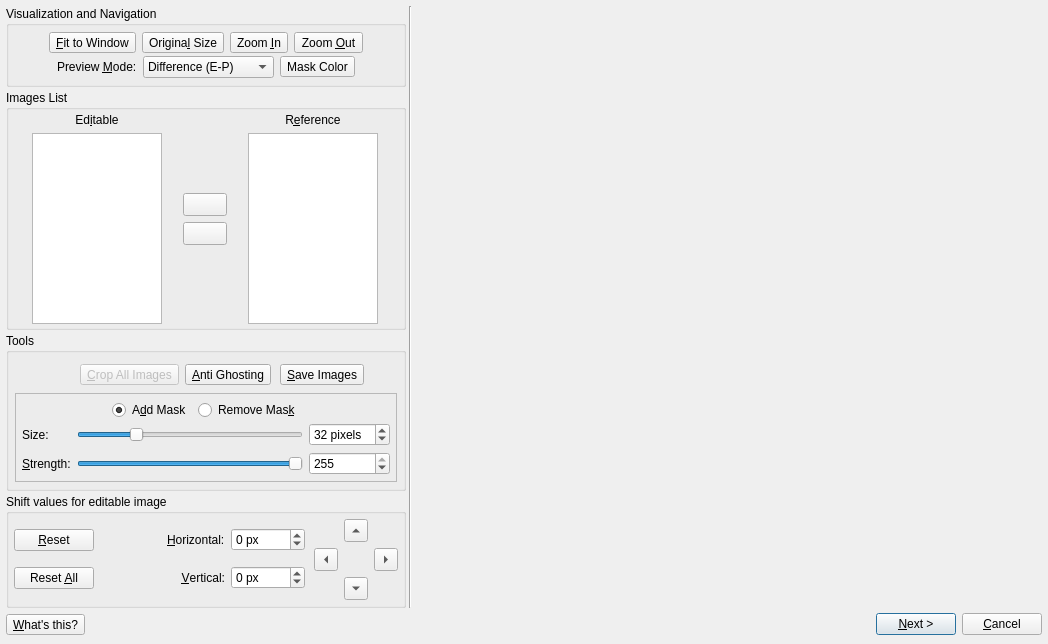
This is src/HdrWizard/EditingTools.ui in LuminanceHDR/LuminanceHDR as Qt 5 draws it before an edit. The edited form follows.
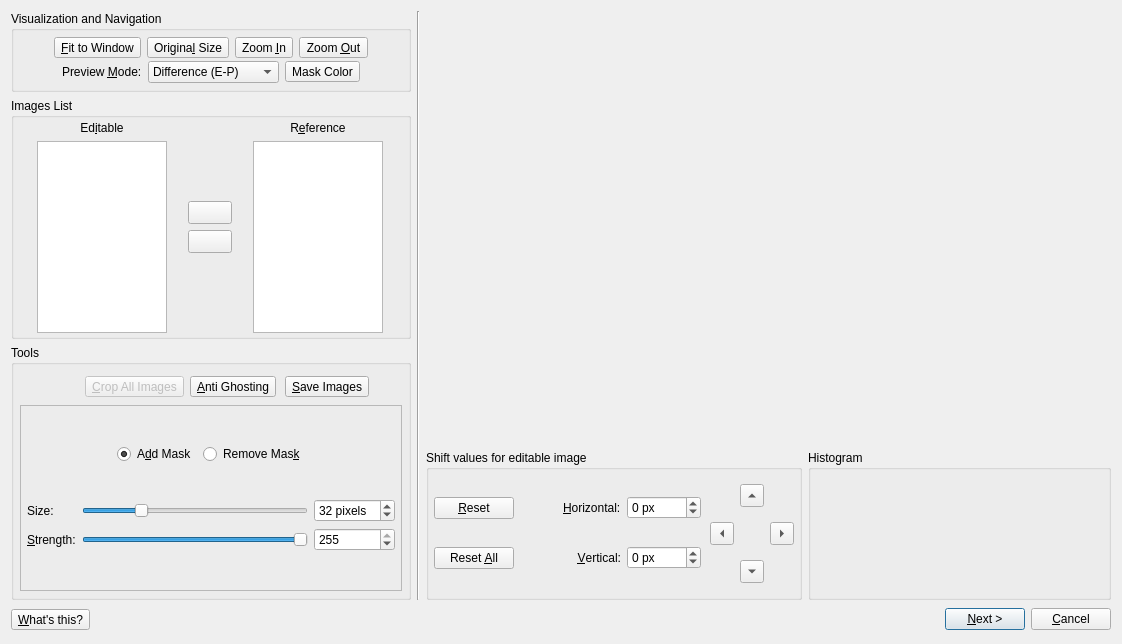
This is the edited form. Icons and pictures are not drawn.

Diff of the .ui file:
```diff
--- a/src/HdrWizard/EditingTools.ui
+++ b/src/HdrWizard/EditingTools.ui
@@ -9,7 +9,7 @@
    <rect>
     <x>0</x>
     <y>0</y>
-    <width>1048</width>
+    <width>1122</width>
     <height>644</height>
    </rect>
   </property>
@@ -29,19 +29,16 @@
   <property name="modal">
    <bool>true</bool>
   </property>
-  <layout class="QGridLayout">
-   <property name="margin">
-    <number>6</number>
-   </property>
-   <property name="spacing">
-    <number>3</number>
-   </property>
+  <layout class="QGridLayout" name="gridLayout_3">
    <item row="0" column="0">
-    <layout class="QGridLayout" name="gridLayout">
-     <property name="margin">
-      <number>0</number>
-     </property>
-     <item row="0" column="0">
+    <layout class="QHBoxLayout" name="horizontalLayout_3">
+     <item>
+      <layout class="QHBoxLayout" name="horizontalLayout">
+       <item>
+        <layout class="QVBoxLayout" name="verticalLayout_3">
+         <item>
+          <layout class="QVBoxLayout" name="verticalLayout">
+           <item>
       <widget class="QGroupBox" name="visualizationGroupBox">
        <property name="sizePolicy">
         <sizepolicy hsizetype="Fixed" vsizetype="Preferred">
@@ -272,7 +269,7 @@
        </layout>
       </widget>
      </item>
-     <item row="1" column="0">
+           <item>
       <widget class="QGroupBox" name="listsGroupBox">
        <property name="sizePolicy">
         <sizepolicy hsizetype="Fixed" vsizetype="Maximum">
@@ -472,7 +469,9 @@
        </layout>
       </widget>
      </item>
-     <item row="2" column="0">
+          </layout>
+         </item>
+         <item>
       <widget class="QGroupBox" name="toolsGroupBox">
        <property name="maximumSize">
         <size>
@@ -783,7 +782,61 @@
        </layout>
       </widget>
      </item>
-     <item row="3" column="0">
+        </layout>
+       </item>
+       <item>
+        <widget class="Line" name="line">
+         <property name="orientation">
+          <enum>Qt::Vertical</enum>
+         </property>
+        </widget>
+       </item>
+      </layout>
+     </item>
+     <item>
+      <layout class="QVBoxLayout" name="verticalLayout_2">
+       <property name="spacing">
+        <number>-1</number>
+       </property>
+       <property name="sizeConstraint">
+        <enum>QLayout::SetDefaultConstraint</enum>
+       </property>
+       <item>
+        <widget class="QFrame" name="previewImageFrame">
+         <property name="sizePolicy">
+          <sizepolicy hsizetype="MinimumExpanding" vsizetype="Ignored">
+           <horstretch>0</horstretch>
+           <verstretch>0</verstretch>
+          </sizepolicy>
+         </property>
+         <property name="minimumSize">
+          <size>
+           <width>555</width>
+           <height>300</height>
+          </size>
+         </property>
+         <property name="focusPolicy">
+          <enum>Qt::StrongFocus</enum>
+         </property>
+         <property name="whatsThis">
+          <string>&lt;html&gt;&lt;head&gt;&lt;meta name=&quot;qrichtext&quot; content=&quot;1&quot; /&gt;&lt;style type=&quot;text/css&quot;&gt;
+p, li { white-space: pre-wrap; }
+&lt;/style&gt;&lt;/head&gt;&lt;body style=&quot; font-family:'Sans Serif'; font-size:9pt; font-weight:400; font-style:normal; text-decoration:none;&quot;&gt;
+&lt;p style=&quot; margin-top:0px; margin-bottom:0px; margin-left:0px; margin-right:0px; -qt-block-indent:0; text-indent:0px;&quot;&gt;This area shows the preview (using the preview mode on the left) between the editable and reference image.&lt;/p&gt;
+&lt;p style=&quot; margin-top:0px; margin-bottom:0px; margin-left:0px; margin-right:0px; -qt-block-indent:0; text-indent:0px;&quot;&gt;If the same image is selected in both the editable and reference list, this area will show the image itself.&lt;/p&gt;
+&lt;p style=&quot; margin-top:0px; margin-bottom:0px; margin-left:0px; margin-right:0px; -qt-block-indent:0; text-indent:0px;&quot;&gt;Clicking and holding the left mouse button you will be able to select a crop area.&lt;/p&gt;&lt;/body&gt;&lt;/html&gt;</string>
+         </property>
+         <property name="frameShape">
+          <enum>QFrame::NoFrame</enum>
+         </property>
+         <property name="frameShadow">
+          <enum>QFrame::Sunken</enum>
+         </property>
+        </widget>
+       </item>
+       <item>
+        <layout class="QHBoxLayout" name="horizontalLayout_2">
+         <item>
       <widget class="QGroupBox" name="correctionsGroupBox">
        <property name="sizePolicy">
         <sizepolicy hsizetype="Fixed" vsizetype="Preferred">
@@ -793,8 +846,8 @@
        </property>
        <property name="maximumSize">
         <size>
-         <width>400</width>
-         <height>16777215</height>
+             <width>450</width>
+             <height>150</height>
         </size>
        </property>
        <property name="toolTip">
@@ -995,16 +1048,31 @@
        </layout>
       </widget>
      </item>
-    </layout>
-   </item>
-   <item row="0" column="1">
-    <widget class="Line" name="line_2">
-     <property name="orientation">
-      <enum>Qt::Vertical</enum>
-     </property>
-    </widget>
-   </item>
-   <item row="1" column="0" colspan="3">
+         <item>
+          <widget class="QGroupBox" name="groupBoxHistogram">
+           <property name="maximumSize">
+            <size>
+             <width>16777215</width>
+             <height>150</height>
+            </size>
+           </property>
+           <property name="title">
+            <string>Histogram</string>
+           </property>
+           <layout class="QGridLayout" name="gridLayout_2">
+            <item row="0" column="0">
+             <layout class="QGridLayout" name="gridLayout"/>
+            </item>
+           </layout>
+          </widget>
+         </item>
+        </layout>
+       </item>
+      </layout>
+     </item>
+    </layout>
+   </item>
+   <item row="1" column="0">
     <layout class="QHBoxLayout">
      <property name="spacing">
       <number>6</number>
@@ -1067,39 +1135,6 @@
      </item>
     </layout>
    </item>
-   <item row="0" column="2">
-    <widget class="QFrame" name="previewImageFrame">
-     <property name="sizePolicy">
-      <sizepolicy hsizetype="MinimumExpanding" vsizetype="Ignored">
-       <horstretch>0</horstretch>
-       <verstretch>0</verstretch>
-      </sizepolicy>
-     </property>
-     <property name="minimumSize">
-      <size>
-       <width>555</width>
-       <height>300</height>
-      </size>
-     </property>
-     <property name="focusPolicy">
-      <enum>Qt::StrongFocus</enum>
-     </property>
-     <property name="whatsThis">
-      <string>&lt;html&gt;&lt;head&gt;&lt;meta name=&quot;qrichtext&quot; content=&quot;1&quot; /&gt;&lt;style type=&quot;text/css&quot;&gt;
-p, li { white-space: pre-wrap; }
-&lt;/style&gt;&lt;/head&gt;&lt;body style=&quot; font-family:'Sans Serif'; font-size:9pt; font-weight:400; font-style:normal; text-decoration:none;&quot;&gt;
-&lt;p style=&quot; margin-top:0px; margin-bottom:0px; margin-left:0px; margin-right:0px; -qt-block-indent:0; text-indent:0px;&quot;&gt;This area shows the preview (using the preview mode on the left) between the editable and reference image.&lt;/p&gt;
-&lt;p style=&quot; margin-top:0px; margin-bottom:0px; margin-left:0px; margin-right:0px; -qt-block-indent:0; text-indent:0px;&quot;&gt;If the same image is selected in both the editable and reference list, this area will show the image itself.&lt;/p&gt;
-&lt;p style=&quot; margin-top:0px; margin-bottom:0px; margin-left:0px; margin-right:0px; -qt-block-indent:0; text-indent:0px;&quot;&gt;Clicking and holding the left mouse button you will be able to select a crop area.&lt;/p&gt;&lt;/body&gt;&lt;/html&gt;</string>
-     </property>
-     <property name="frameShape">
-      <enum>QFrame::NoFrame</enum>
-     </property>
-     <property name="frameShadow">
-      <enum>QFrame::Sunken</enum>
-     </property>
-    </widget>
-   </item>
   </layout>
  </widget>
  <tabstops>
```
Left out of the diff: 1 changed line with no effect on the pictures. Lines whose indentation alone changed are shown as unchanged.
